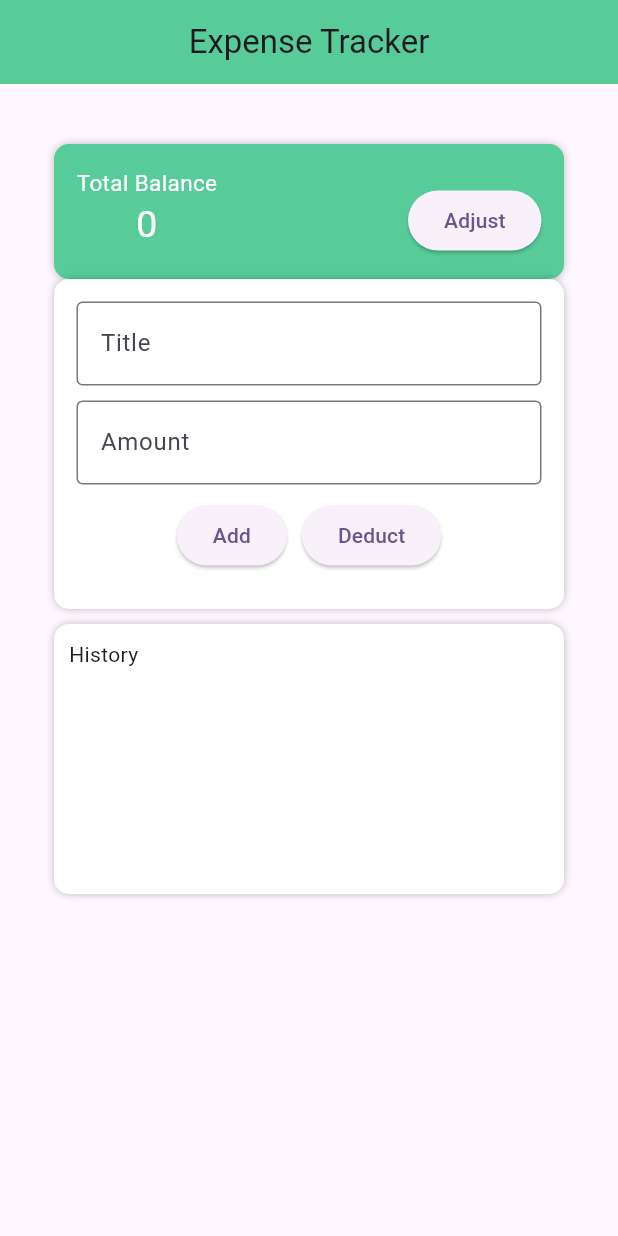
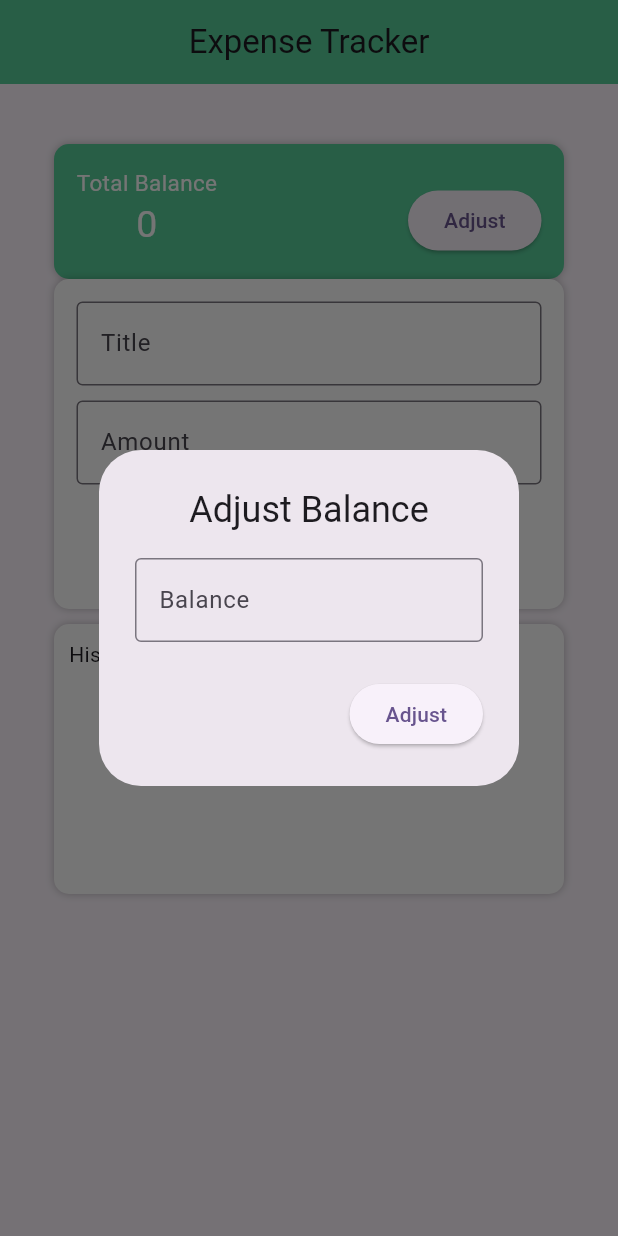
Before and after one commit to adnalow/expense_tracker_base_func, a Flutter app: the screen it shows after launch, after a tap on "Adjust", on a phone screen of 412 x 824 dp. Run offline on Flutter 3.47's test engine with Material 3 defaults, Android fonts, the phone set to English and light mode, and no system bars; our stand-ins replace shared_preferences.

Commit message:
expense_tracker done

```diff
--- a/lib/main.dart
+++ b/lib/main.dart
@@ -1,5 +1,6 @@
 import 'package:flutter/material.dart';
-import 'package:intl/intl.dart'; // Add this import for date formatting
+import 'package:intl/intl.dart';
+import 'package:shared_preferences/shared_preferences.dart'; // Import shared_preferences
 
 void main() {
   runApp(const MyApp());
@@ -29,11 +30,106 @@ class MyHomePage extends StatefulWidget {
 }
 
 class _MyHomePageState extends State<MyHomePage> {
+
   int tbalance = 0; // Total balance
   List<Map<String, dynamic>> history = []; // List to store title, amount, and timestamp history
 
-  final titleController = TextEditingController(); // Controller for title input
-  final amountController = TextEditingController(); // Controller for amount input
+  final titleController = TextEditingController();
+  final amountController = TextEditingController();
+
+  @override
+  void initState() {
+    super.initState();
+    _loadData(); // Load data when the app starts
+  }
+
+  // Function to load data from local storage
+  Future<void> _loadData() async {
+    final prefs = await SharedPreferences.getInstance();
+    setState(() {
+      tbalance = prefs.getInt('tbalance') ?? 0;
+      String? historyString = prefs.getString('history');
+      if (historyString != null) {
+        history = List<Map<String, dynamic>>.from(
+          historyString.split(';').where((entry) => entry.isNotEmpty).map((entry) {
+            List<String> parts = entry.split('|');
+            return {
+              "title": parts[0],
+              "amount": int.parse(parts[1]),
+              "timestamp": parts[2],
+            };
+          }),
+        );
+      }
+    });
+  }
+
+
+  // Function to save data to local storage
+  Future<void> _saveData() async {
+    final prefs = await SharedPreferences.getInstance();
+    prefs.setInt('tbalance', tbalance);
+    String historyString = history.map((entry) {
+      return '${entry["title"]}|${entry["amount"]}|${entry["timestamp"]}';
+    }).join(';');
+    prefs.setString('history', historyString);
+  }
+
+  void _showAdjustDialog(BuildContext context) {
+  showDialog(
+    context: context,
+    builder: (BuildContext context) {
+      return AlertDialog(
+        title: const Text("Adjust Balance", textAlign: TextAlign.center,),
+        content: Column(
+          mainAxisSize: MainAxisSize.min, // Adjust dialog size
+          children: [
+            TextField(
+              controller: amountController, // Reuse your existing controller
+              keyboardType: TextInputType.number,
+              decoration: const InputDecoration(
+                labelText: "Balance",
+                border: OutlineInputBorder(),
+              ),
+            ),
+          ],
+        ),
+        actions: <Widget>[
+          ElevatedButton(
+            onPressed: () async {
+              int? amount = int.tryParse(amountController.text);
+              if (amount != null) {
+                setState(() {
+                  tbalance = amount; // Set the new balance based on user input
+                });
+
+                // Save the new balance to local storage
+                final prefs = await SharedPreferences.getInstance();
+                await prefs.setInt('tbalance', tbalance);
+
+                // Optionally, update the history and save it if needed
+                history.insert(0,{
+                  "title": "Balance Adjusted",
+                  "amount": amount,
+                  "timestamp": DateFormat('yyyy-MM-dd – kk:mm').format(DateTime.now()),
+                });
+                await prefs.setString('history', history.map((entry) {
+                  return "${entry['title']}|${entry['amount']}|${entry['timestamp']}";
+                }).join(';'));
+
+                // Clear the input field after saving
+                amountController.clear();
+              }
+              Navigator.of(context).pop(); // Close the dialog after adjusting
+            },
+            child: const Text("Adjust"),
+          ),
+        ],
+      );
+    },
+  );
+}
+
 
   @override
   Widget build(BuildContext context) {
@@ -85,7 +181,7 @@ class _MyHomePageState extends State<MyHomePage> {
                   ),
                   ElevatedButton(
                     onPressed: () {
-                      // Logic for adjusting balance (can be implemented later)
+                      _showAdjustDialog(context);
                     },
                     child: const Text("Adjust"),
                   ),
@@ -109,7 +205,6 @@ class _MyHomePageState extends State<MyHomePage> {
               child: Column(
                 mainAxisAlignment: MainAxisAlignment.start,
                 children: [
-                  // TextField for Title
                   TextField(
                     controller: titleController,
                     decoration: const InputDecoration(
@@ -118,7 +213,6 @@ class _MyHomePageState extends State<MyHomePage> {
                     ),
                   ),
                   const SizedBox(height: 10),
-                  // TextField for Amount
                   TextField(
                     controller: amountController,
                     decoration: const InputDecoration(
@@ -137,14 +231,14 @@ class _MyHomePageState extends State<MyHomePage> {
                             setState(() {
                               int? amount = int.tryParse(amountController.text);
                               if (amount != null) {
-                                tbalance += amount; // Add amount to balance
-                                history.insert(0, { // Insert at the beginning of the list
+                                tbalance += amount;
+                                history.insert(0, {
                                   "title": titleController.text,
                                   "amount": amount,
-                                  "timestamp": DateFormat('yyyy-MM-dd – kk:mm').format(DateTime.now()), // Add timestamp
+                                  "timestamp": DateFormat('yyyy-MM-dd – kk:mm').format(DateTime.now()),
                                 });
+                                _saveData(); // Save data after adding
                               }
-                              // Clear text fields after adding
                               titleController.clear();
                               amountController.clear();
                             });
@@ -159,14 +253,14 @@ class _MyHomePageState extends State<MyHomePage> {
                             setState(() {
                               int? amount = int.tryParse(amountController.text);
                               if (amount != null) {
-                                tbalance -= amount; // Deduct amount from balance
-                                history.insert(0, { // Insert at the beginning of the list
+                                tbalance -= amount;
+                                history.insert(0, {
                                   "title": titleController.text,
                                   "amount": -amount,
-                                  "timestamp": DateFormat('yyyy-MM-dd – kk:mm').format(DateTime.now()), // Add timestamp
+                                  "timestamp": DateFormat('yyyy-MM-dd – kk:mm').format(DateTime.now()),
                                 });
+                                _saveData(); // Save data after deduction
                               }
-                              // Clear text fields after deducting
                               titleController.clear();
                               amountController.clear();
                             });
@@ -203,12 +297,11 @@ class _MyHomePageState extends State<MyHomePage> {
                         Text("History"),
                       ],
                     ),
-                    const SizedBox(height: 10), // Space between header and list
+                    const SizedBox(height: 10),
                     Expanded(
                       child: ListView.builder(
                         itemCount: history.length,
                         itemBuilder: (context, index) {
-                          // Get the amount and check if it's positive or negative
                           int amount = history[index]["amount"];
                           String formattedAmount = amount >= 0 ? "+$amount" : amount.toString();
                           return Row(
@@ -219,10 +312,10 @@ class _MyHomePageState extends State<MyHomePage> {
                                 children: [
                                   Text(history[index]["title"] ?? "No Title"),
                                   Text(
-                                    history[index]["timestamp"] ?? "", // Display timestamp
+                                    history[index]["timestamp"] ?? "",
                                     style: const TextStyle(
                                       fontSize: 12,
-                                      color: Colors.grey, // Grey color for timestamp
+                                      color: Colors.grey,
                                     ),
                                   ),
                                 ],
@@ -230,7 +323,7 @@ class _MyHomePageState extends State<MyHomePage> {
                               Text(
                                 formattedAmount,
                                 style: TextStyle(
-                                  color: amount >= 0 ? Colors.green : Colors.red, // Set color based on amount
+                                  color: amount >= 0 ? Colors.green : Colors.red,
                                 ),
                               ),
                             ],
--- a/pubspec.yaml
+++ b/pubspec.yaml
@@ -31,6 +31,7 @@ dependencies:
   flutter:
     sdk: flutter
   intl: ^0.19.0
+  shared_preferences: ^2.3.2
 
 
   # The following adds the Cupertino Icons font to your application.
@@ -46,7 +47,7 @@ dev_dependencies:
   # activated in the `analysis_options.yaml` file located at the root of your
   # package. See that file for information about deactivating specific lint
   # rules and activating additional ones.
-  flutter_lints: ^3.0.0
+  flutter_lints: ^4.0.0
 
 # For information on the generic Dart part of this file, see the
 # following page: https://dart.dev/tools/pub/pubspec
```
Also changed, not shown: pubspec.lock, 1 other file.
